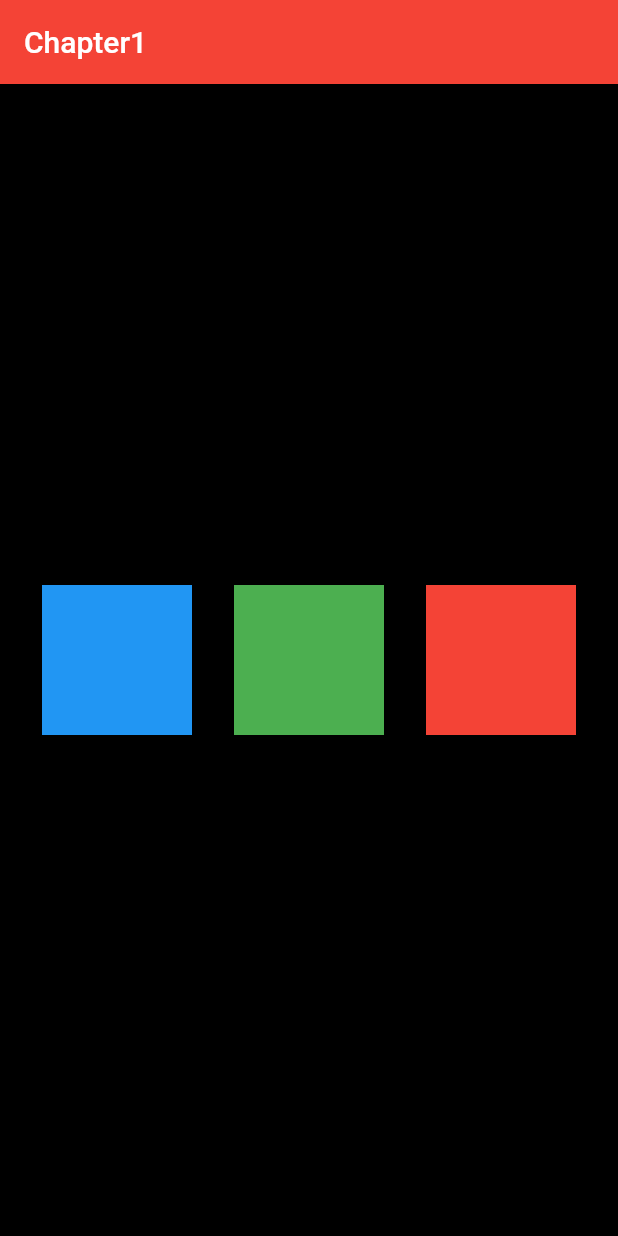
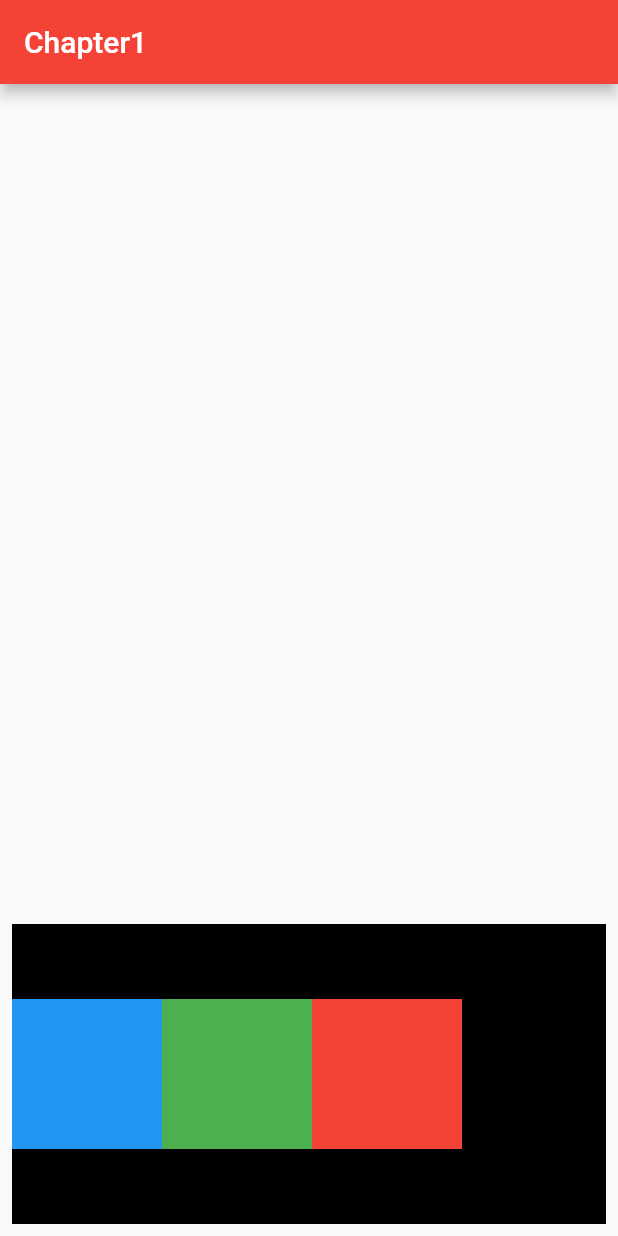
Before and after one commit to imksav/flutter_chapter1, a Flutter app: the screen it shows after launch, on a phone screen of 412 x 824 dp. Run offline on Flutter 3.47's test engine with Material 2 defaults, Android fonts, the light colour scheme and no system bars.

Commit message:
Explained container, padding, alignment, row and column

```diff
--- a/lib/main.dart
+++ b/lib/main.dart
@@ -18,12 +18,16 @@ class HomePage extends StatelessWidget {
         backgroundColor: Colors.red,
       ),
       body: Center(
+          child: Padding(
+        padding: const EdgeInsets.all(8.0),
+        child: Align(
+          alignment: Alignment.bottomRight,
           child: Container(
-        width: MediaQuery.of(context).size.width,
-        height: MediaQuery.of(context).size.height,
+            width: 600,
+            height: 200,
             color: Colors.black,
             child: Row(
-          mainAxisAlignment: MainAxisAlignment.spaceEvenly,
+              mainAxisAlignment: MainAxisAlignment.start,
               crossAxisAlignment: CrossAxisAlignment.center,
               children: [
                 Container(
@@ -43,6 +47,8 @@ class HomePage extends StatelessWidget {
                 ),
               ],
             ),
+          ),
+        ),
       )),
     );
   }
```
Lines whose indentation alone changed are shown as unchanged.
